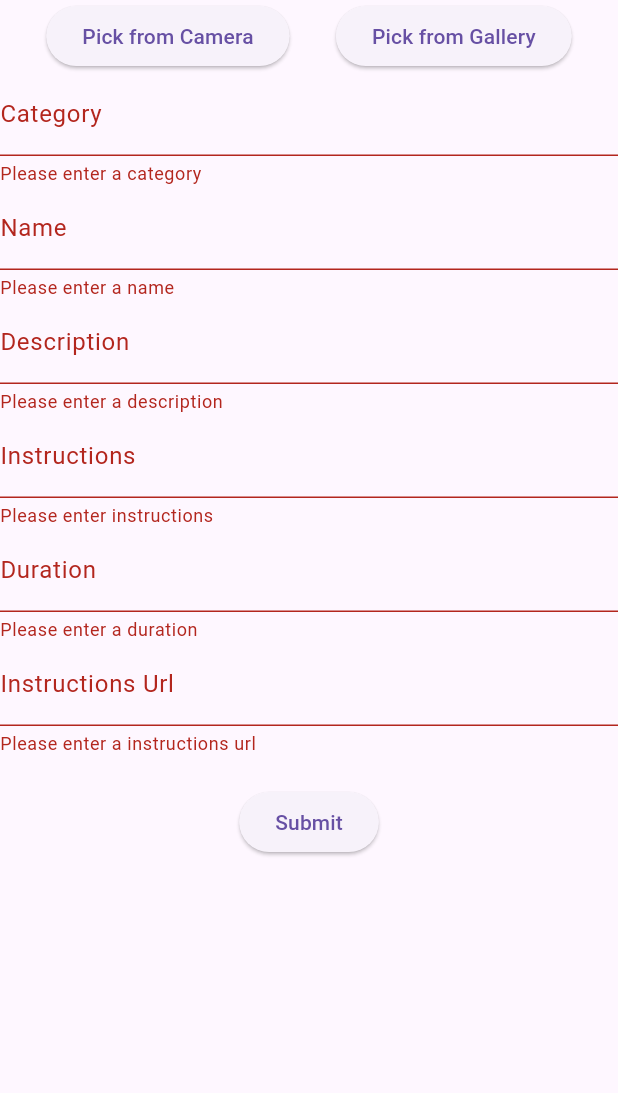
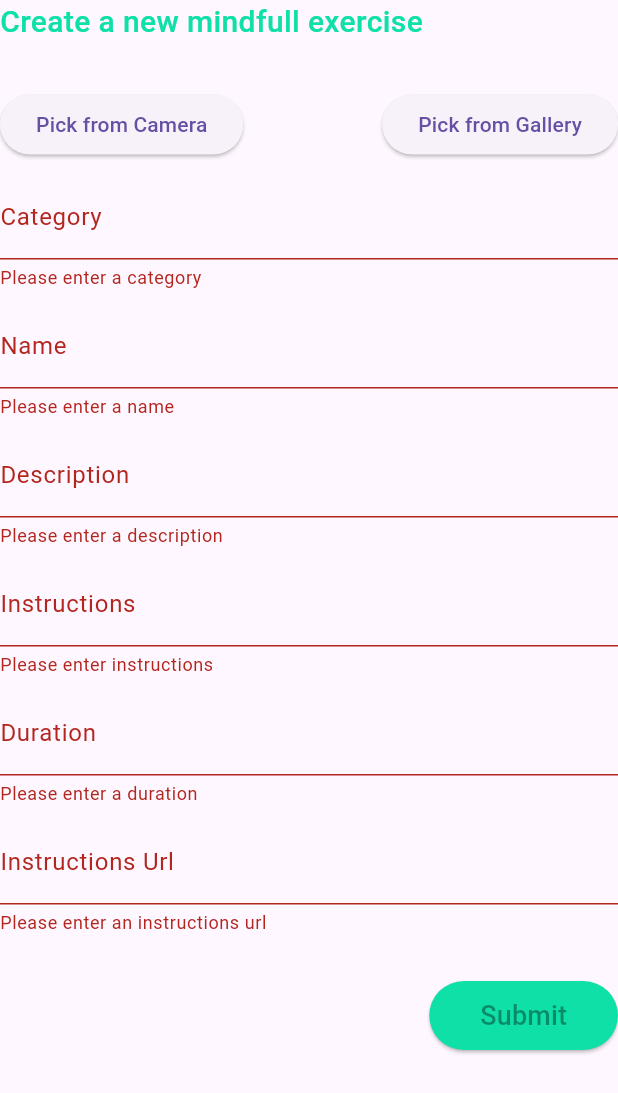
Before and after one commit to Heshara13/ZenFlow, a Flutter app: the MindFullExerciseForm widget shown alone on an empty page, opened directly, after a tap on "Submit", on a phone screen of 412 x 824 dp. Shown: the top 1093 px of the screen. Run offline on Flutter 3.47's test engine with Material 3 defaults, Android fonts, the phone set to English and light mode, and no system bars; our stand-ins replace go_router, hive, hive_flutter, image_picker, youtube_player_flutter; accounts and stored records are empty.

Commit message:
add changes to mindfull_exercise_form

```diff
--- a/lib/widgets/mindfull_exercise_form.dart
+++ b/lib/widgets/mindfull_exercise_form.dart
@@ -5,19 +5,19 @@ import 'package:image_picker/image_picker.dart';
 import 'package:provider/provider.dart';
 import 'package:zenflow/models/mindfull_exercise_model.dart';
 import 'package:zenflow/providers/custom_data_provider.dart';
+import 'package:zenflow/utils/colors.dart';
+import 'package:zenflow/widgets/reusable/text_input.dart';
 
 class MindFullExerciseForm extends StatefulWidget {
-  MindFullExerciseForm({super.key});
+  const MindFullExerciseForm({super.key});
 
   @override
   State<MindFullExerciseForm> createState() => _MindFullExerciseFormState();
 }
 
 class _MindFullExerciseFormState extends State<MindFullExerciseForm> {
-  //form key
   final _formKey = GlobalKey<FormState>();
 
-  //data
   String category = "";
   String name = "";
   String description = "";
@@ -43,16 +43,24 @@ class _MindFullExerciseFormState extends State<MindFullExerciseForm> {
   @override
   Widget build(BuildContext context) {
     return Column(
-      //form
+      crossAxisAlignment: CrossAxisAlignment.start,
       children: [
+        const Text(
+          'Create a new mindfull exercise',
+          style: TextStyle(
+            fontSize: 20,
+            fontWeight: FontWeight.w500,
+            color: AppColors.primaryGreen,
+          ),
+        ),
+        const SizedBox(height: 30),
         Form(
           key: _formKey,
           child: Column(
             children: [
-              //image picker
               if (imagepath != null) Image.file(imagepath!, height: 200),
               Row(
-                mainAxisAlignment: MainAxisAlignment.spaceEvenly,
+                mainAxisAlignment: MainAxisAlignment.spaceBetween,
                 children: [
                   ElevatedButton(
                     onPressed: () => _pickImage(ImageSource.camera),
@@ -64,107 +72,109 @@ class _MindFullExerciseFormState extends State<MindFullExerciseForm> {
                   ),
                 ],
               ),
-
-              //category
-              TextFormField(
-                decoration: const InputDecoration(labelText: 'Category'),
+              const SizedBox(height: 10),
+              CustomTextFormField(
+                labelText: 'Category',
+                onSaved: (value) {
+                  category = value!;
+                },
                 validator: (value) {
                   if (value == null || value.isEmpty) {
                     return 'Please enter a category';
                   }
                   return null;
                 },
+              ),
+              const SizedBox(height: 10),
+              CustomTextFormField(
+                labelText: 'Name',
                 onSaved: (value) {
-                  category = value!;
+                  name = value!;
                 },
-              ),
-
-              //name
-              TextFormField(
-                decoration: const InputDecoration(labelText: 'Name'),
                 validator: (value) {
                   if (value == null || value.isEmpty) {
                     return 'Please enter a name';
                   }
                   return null;
                 },
+              ),
+              const SizedBox(height: 10),
+              CustomTextFormField(
+                labelText: 'Description',
                 onSaved: (value) {
-                  name = value!;
+                  description = value!;
                 },
-              ),
-
-              //description
-              TextFormField(
-                decoration: const InputDecoration(labelText: 'Description'),
                 validator: (value) {
                   if (value == null || value.isEmpty) {
                     return 'Please enter a description';
                   }
                   return null;
                 },
+              ),
+              const SizedBox(height: 10),
+              CustomTextFormField(
+                labelText: 'Instructions',
                 onSaved: (value) {
-                  description = value!;
+                  instructions = value!.split(',');
                 },
-              ),
-
-              //instructions
-              TextFormField(
-                decoration: const InputDecoration(labelText: 'Instructions'),
                 validator: (value) {
                   if (value == null || value.isEmpty) {
                     return 'Please enter instructions';
                   }
                   return null;
                 },
+              ),
+              const SizedBox(height: 10),
+              CustomTextFormField(
+                labelText: 'Duration',
                 onSaved: (value) {
-                  instructions = value!.split(',');
+                  duration = int.parse(value!);
                 },
-              ),
-
-              //duration
-              TextFormField(
-                decoration: const InputDecoration(labelText: 'Duration'),
                 validator: (value) {
                   if (value == null || value.isEmpty) {
                     return 'Please enter a duration';
                   }
                   return null;
                 },
+              ),
+              const SizedBox(height: 10),
+              CustomTextFormField(
+                labelText: 'Instructions Url',
                 onSaved: (value) {
-                  duration = int.parse(value!);
+                  instructionsUrl = value!;
                 },
-              ),
-
-              //instructions url
-              TextFormField(
-                decoration: const InputDecoration(
-                  labelText: 'Instructions Url',
-                ),
                 validator: (value) {
                   if (value == null || value.isEmpty) {
-                    return 'Please enter a instructions url';
+                    return 'Please enter an instructions url';
                   }
                   return null;
-                },
-                onSaved: (value) {
-                  instructionsUrl = value!;
                 },
               ),
             ],
           ),
         ),
-        const SizedBox(height: 20),
+        const SizedBox(height: 30),
+        Row(
+          mainAxisAlignment: MainAxisAlignment.end,
+          children: [
             ElevatedButton(
+              style: ButtonStyle(
+                backgroundColor: MaterialStateProperty.all<Color>(
+                  AppColors.primaryGreen,
+                ),
+                shape: MaterialStateProperty.all<RoundedRectangleBorder>(
+                  RoundedRectangleBorder(
+                    borderRadius: BorderRadius.circular(100),
+                  ),
+                ),
+              ),
               onPressed: () {
                 if (_formKey.currentState!.validate()) {
                   _formKey.currentState!.save();
-              //convert the imagepath to a string
                   final imagePathString = imagepath?.path ?? '';
-              print(imagePathString);
-              //create a new MindFullExercise object
 
-              //create a new MindFullExercise object
-              final MindfulnessExercise mindFullExercise = MindfulnessExercise(
+                  final MindfulnessExercise mindFullExercise =
+                      MindfulnessExercise(
                         category: category,
                         name: name,
                         description: description,
@@ -174,14 +184,30 @@ class _MindFullExerciseFormState extends State<MindFullExerciseForm> {
                         imagePath: imagePathString,
                       );
 
-              //use the provider to add the new mindfull content
+                  _formKey.currentState!.reset();
+                  category = "";
+                  name = "";
+                  description = "";
+                  instructions = [];
+                  duration = 0;
+                  instructionsUrl = "";
+                  imagepath = null;
+
                   Provider.of<CustomDataProvider>(
                     context,
                     listen: false,
                   ).addMindfulExercise(mindFullExercise, context);
                 }
               },
-          child: const Text('Submit'),
+              child: const Padding(
+                padding: EdgeInsets.all(10),
+                child: Text(
+                  'Submit',
+                  style: TextStyle(color: Colors.black38, fontSize: 18),
+                ),
+              ),
+            ),
+          ],
         ),
       ],
     );
```
Lines whose indentation alone changed are shown as unchanged.
